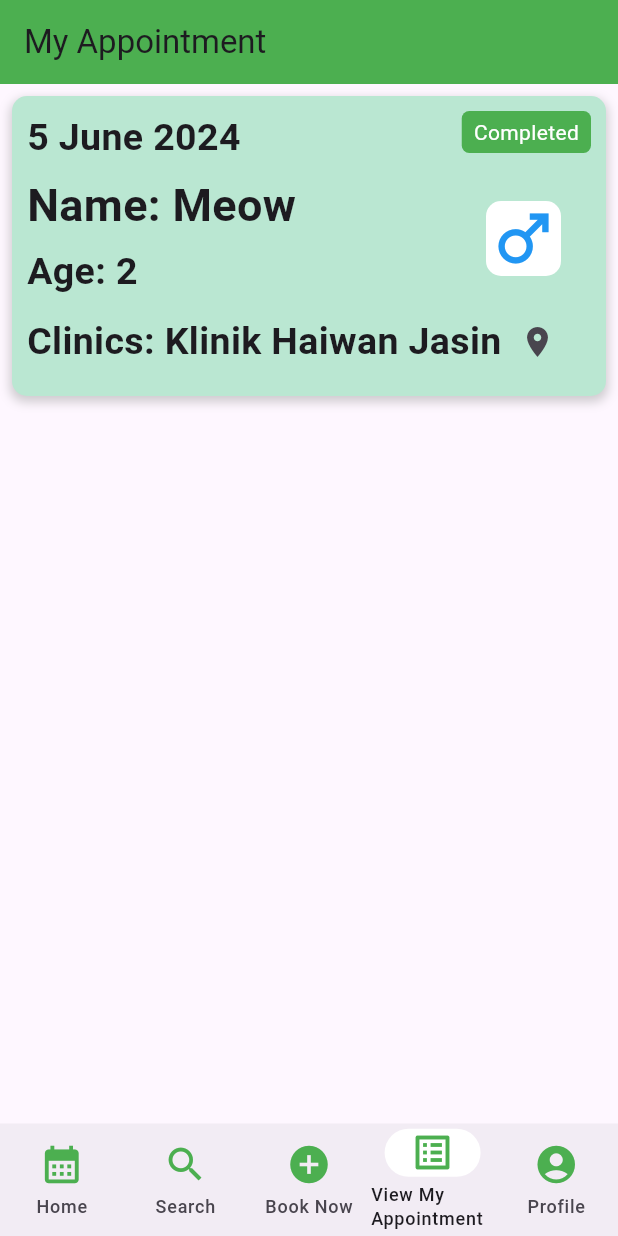
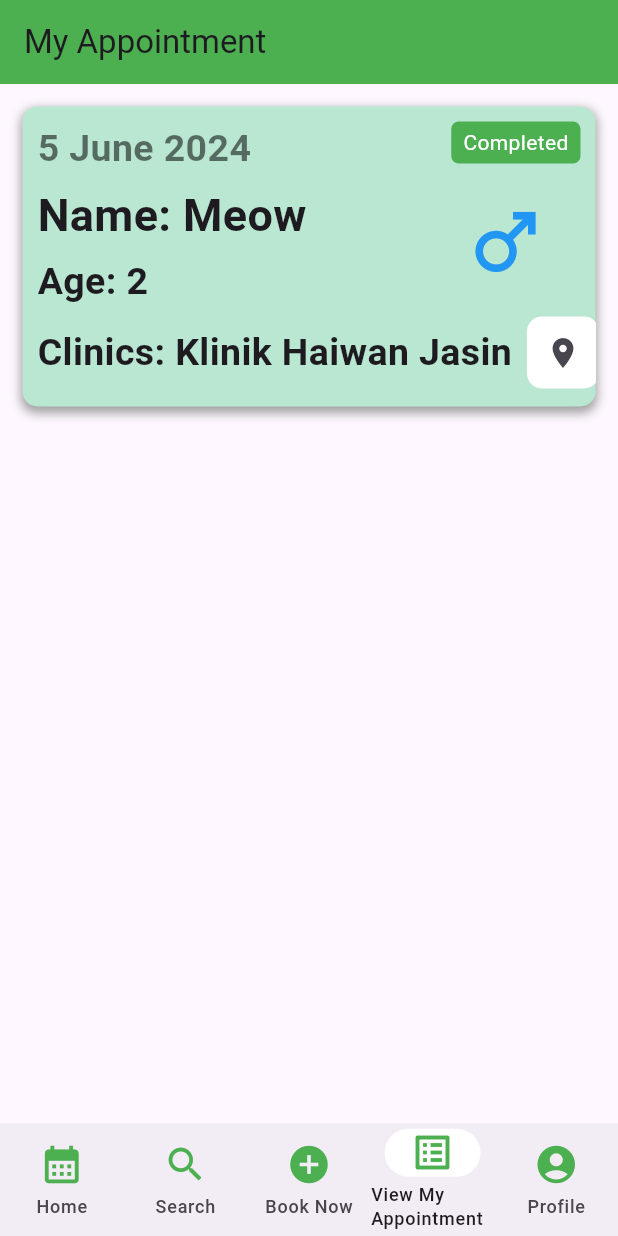
Before and after one commit to darthkims/vetrep_firebase_laravel, a Flutter app: the CustomerAppointmentList screen opened directly, on a phone screen of 412 x 824 dp. Run offline on Flutter 3.47's test engine with Material 3 defaults, Android fonts, the phone set to English and light mode, and no system bars; our stand-ins replace firebase_auth, firebase_core; accounts and stored records are empty.

Commit message:
update customer appointment

```diff
--- a/lib/customer/customer_appointment_list.dart
+++ b/lib/customer/customer_appointment_list.dart
@@ -48,7 +48,7 @@ class _CustomerAppointmentListState extends State<CustomerAppointmentList> {
       ),
       body: SingleChildScrollView(
         child: Padding(
-          padding: const EdgeInsets.all(8.0),
+          padding: const EdgeInsets.all(15.0),
           child: Column(
             children: [
               GestureDetector(
@@ -110,7 +110,9 @@ class _CustomerAppointmentListState extends State<CustomerAppointmentList> {
                                     )
                                 ),
                               ),
-                              Text("Name: Meow", style: TextStyle(fontSize: 20),),
+                              Divider(),
+                              Text("Name:", style: TextStyle(fontSize: 20, fontWeight: FontWeight.bold),),
+                              Text("Meow", style: TextStyle(fontSize: 25),),
                               SizedBox(height: 10),
                               // Add more content here as needed
                             ],
@@ -127,7 +129,7 @@ class _CustomerAppointmentListState extends State<CustomerAppointmentList> {
                     borderRadius: BorderRadius.circular(10.0),
                     boxShadow: [
                       BoxShadow(
-                        color: Colors.grey.withOpacity(0.5),
+                        color: Colors.grey.withOpacity(1),
                         spreadRadius: 1,
                         blurRadius: 5,
                         offset: const Offset(0, 3),
@@ -145,7 +147,7 @@ class _CustomerAppointmentListState extends State<CustomerAppointmentList> {
                           children: [
                             Text(
                               '5 June 2024',
-                              style: TextStyle(fontWeight: FontWeight.bold, fontSize: 25),
+                              style: TextStyle(fontWeight: FontWeight.bold, fontSize: 25, color: Colors.black54),
                             ),
                             SizedBox(height: 5),
                             Text(
@@ -164,7 +166,13 @@ class _CustomerAppointmentListState extends State<CustomerAppointmentList> {
                                   'Clinics: Klinik Haiwan Jasin',
                                   style: TextStyle(fontWeight: FontWeight.bold, fontSize: 25),
                                 ),
-                                IconButton(
+                                SizedBox(width: 10,),
+                                Container(
+                                  decoration: BoxDecoration(
+                                    color: Colors.white,
+                                    borderRadius: BorderRadius.circular(10)
+                                  ),
+                                  child: IconButton(
                                       onPressed: () {
                                         final scaffoldMessenger = ScaffoldMessenger.of(context);
                                         scaffoldMessenger.showSnackBar(
@@ -174,6 +182,7 @@ class _CustomerAppointmentListState extends State<CustomerAppointmentList> {
                                         );
                                       },
                                       icon: Icon(Icons.location_on)
+                                  ),
                                 )
                               ],
                             ),
@@ -198,18 +207,12 @@ class _CustomerAppointmentListState extends State<CustomerAppointmentList> {
                         ),
                       ),
                       Positioned(
-                        top: 70, // Adjust the top position as needed
+                        top: 60, // Adjust the top position as needed
                         right: 30,
-                        child: Container(
-                          decoration: BoxDecoration(
-                            color: Colors.white,
-                            borderRadius: BorderRadius.circular(10),
-                          ),
                         child: Icon(
                             Icons.male, // Example: replace with your gender icon
-                            size: 50,
+                            size: 60,
                             color: Colors.blue, // Example: customize the icon color
-                          ),
                           ),
                         ),
                     ],
```
Lines whose indentation alone changed are shown as unchanged.
